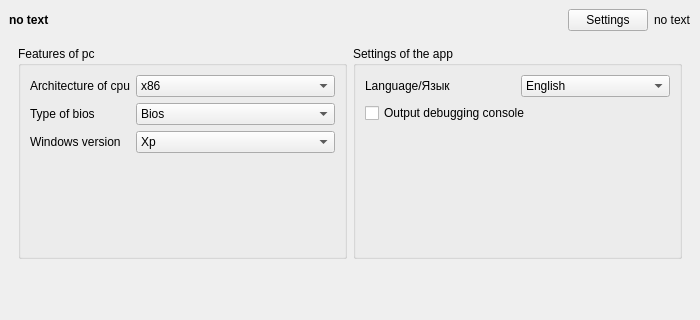
This is window.ui in YourDroid/YourDroid as Qt 5 draws it before an edit; both pictures show x 0 to 700 and y 0 to 320 of the 700 by 540 pixel window. The edited form follows.
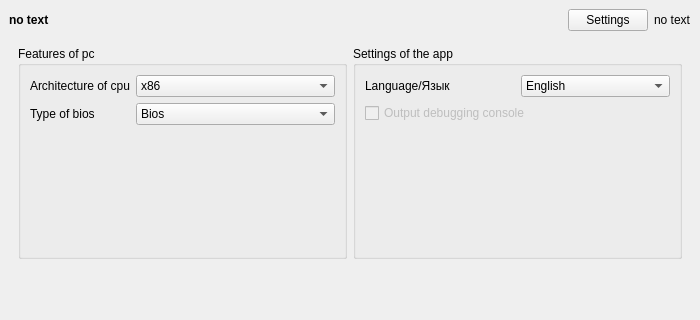
This is the edited form. The open tabs and pages were chosen to show the change. Icons and pictures are not drawn.

```diff
--- a/window.ui
+++ b/window.ui
@@ -179,30 +179,6 @@
                  </item>
                 </widget>
                </item>
-               <item row="2" column="0">
-                <widget class="QLabel" name="labelWinVer">
-                 <property name="text">
-                  <string>Windows version</string>
-                 </property>
-                </widget>
-               </item>
-               <item row="2" column="1">
-                <widget class="QComboBox" name="winVer">
-                 <property name="currentText">
-                  <string notr="true">Xp</string>
-                 </property>
-                 <item>
-                  <property name="text">
-                   <string notr="true">Xp</string>
-                  </property>
-                 </item>
-                 <item>
-                  <property name="text">
-                   <string notr="true">Vista+</string>
-                  </property>
-                 </item>
-                </widget>
-               </item>
               </layout>
              </item>
              <item>
@@ -257,6 +233,9 @@
              </item>
              <item>
               <widget class="QCheckBox" name="checkEnableConSettings">
+               <property name="enabled">
+                <bool>false</bool>
+               </property>
                <property name="text">
                 <string>Output debugging console</string>
                </property>
```
Left out of the diff: 2 changed lines with no effect on the pictures.
